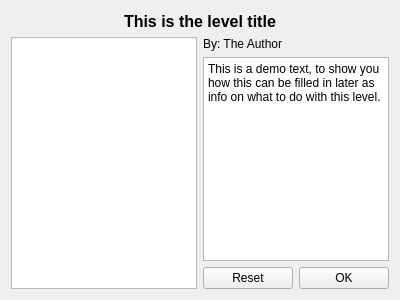
Qt form newgui/view/GameResources.ui (the-butterfly-effect/tbe) before a commit.
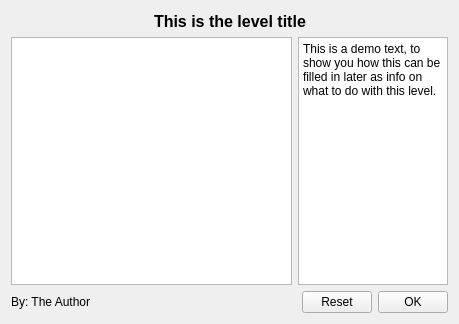
The same form after that commit.

The edit to the form file:
```diff
--- a/newgui/view/GameResources.ui
+++ b/newgui/view/GameResources.ui
@@ -6,14 +6,14 @@
    <rect>
     <x>0</x>
     <y>0</y>
-    <width>400</width>
-    <height>300</height>
+    <width>459</width>
+    <height>324</height>
    </rect>
   </property>
   <property name="windowTitle">
    <string>Form</string>
   </property>
-  <layout class="QVBoxLayout" name="verticalLayout_2">
+  <layout class="QVBoxLayout" name="verticalLayout">
    <item>
     <layout class="QHBoxLayout" name="horizontalLayout_2">
      <item>
@@ -61,19 +61,44 @@
    <item>
     <layout class="QHBoxLayout" name="horizontalLayout_3">
      <item>
-      <widget class="QGraphicsView" name="theToolView"/>
-     </item>
-     <item>
-      <layout class="QVBoxLayout" name="verticalLayout">
-       <item>
-        <widget class="QLabel" name="theLevelAuthor">
-         <property name="text">
-          <string>By: The Author</string>
+      <widget class="QGraphicsView" name="theToolView">
+       <property name="sizePolicy">
+        <sizepolicy hsizetype="Expanding" vsizetype="Expanding">
+         <horstretch>0</horstretch>
+         <verstretch>0</verstretch>
+        </sizepolicy>
+       </property>
+       <property name="toolTip">
+        <string>The Toolbox contains all objects you are allowed to put into the scene. Don't overdo it - many levels don't need all objects!</string>
+       </property>
+       <property name="verticalScrollBarPolicy">
+        <enum>Qt::ScrollBarAsNeeded</enum>
+       </property>
+       <property name="horizontalScrollBarPolicy">
+        <enum>Qt::ScrollBarAlwaysOff</enum>
          </property>
         </widget>
        </item>
        <item>
         <widget class="QTextEdit" name="theInfoBox">
+       <property name="sizePolicy">
+        <sizepolicy hsizetype="Maximum" vsizetype="Expanding">
+         <horstretch>0</horstretch>
+         <verstretch>0</verstretch>
+        </sizepolicy>
+       </property>
+       <property name="maximumSize">
+        <size>
+         <width>150</width>
+         <height>16777215</height>
+        </size>
+       </property>
+       <property name="toolTip">
+        <string>This box describes your task.</string>
+       </property>
+       <property name="horizontalScrollBarPolicy">
+        <enum>Qt::ScrollBarAlwaysOff</enum>
+       </property>
          <property name="html">
           <string>&lt;!DOCTYPE HTML PUBLIC &quot;-//W3C//DTD HTML 4.0//EN&quot; &quot;http://www.w3.org/TR/REC-html40/strict.dtd&quot;&gt;
 &lt;html&gt;&lt;head&gt;&lt;meta name=&quot;qrichtext&quot; content=&quot;1&quot; /&gt;&lt;style type=&quot;text/css&quot;&gt;
@@ -83,10 +108,44 @@
          </property>
         </widget>
        </item>
+    </layout>
+   </item>
        <item>
         <layout class="QHBoxLayout" name="horizontalLayout">
+     <item>
+      <widget class="QLabel" name="theLevelAuthor">
+       <property name="text">
+        <string>By: The Author</string>
+       </property>
+      </widget>
+     </item>
+     <item>
+      <spacer name="horizontalSpacer_4">
+       <property name="orientation">
+        <enum>Qt::Horizontal</enum>
+       </property>
+       <property name="sizeHint" stdset="0">
+        <size>
+         <width>40</width>
+         <height>20</height>
+        </size>
+       </property>
+      </spacer>
+     </item>
          <item>
           <widget class="QPushButton" name="theResetButton">
+       <property name="sizePolicy">
+        <sizepolicy hsizetype="Fixed" vsizetype="Fixed">
+         <horstretch>0</horstretch>
+         <verstretch>0</verstretch>
+        </sizepolicy>
+       </property>
+       <property name="maximumSize">
+        <size>
+         <width>70</width>
+         <height>16777215</height>
+        </size>
+       </property>
            <property name="text">
             <string>Reset</string>
            </property>
@@ -94,6 +153,21 @@
          </item>
          <item>
           <widget class="QPushButton" name="theOKButton">
+       <property name="sizePolicy">
+        <sizepolicy hsizetype="Fixed" vsizetype="Fixed">
+         <horstretch>0</horstretch>
+         <verstretch>0</verstretch>
+        </sizepolicy>
+       </property>
+       <property name="maximumSize">
+        <size>
+         <width>70</width>
+         <height>16777215</height>
+        </size>
+       </property>
+       <property name="toolTip">
+        <string>Clicking on this button will make the dialog go up.</string>
+       </property>
            <property name="text">
             <string>OK</string>
            </property>
@@ -102,10 +176,11 @@
         </layout>
        </item>
       </layout>
-     </item>
-    </layout>
-   </item>
-  </layout>
+  <zorder></zorder>
+  <zorder>theLevelTitle</zorder>
+  <zorder>horizontalSpacer_2</zorder>
+  <zorder>theResetButton</zorder>
+  <zorder>horizontalSpacer_4</zorder>
  </widget>
  <resources/>
  <connections/>
```
Lines whose indentation alone changed are shown as unchanged.
